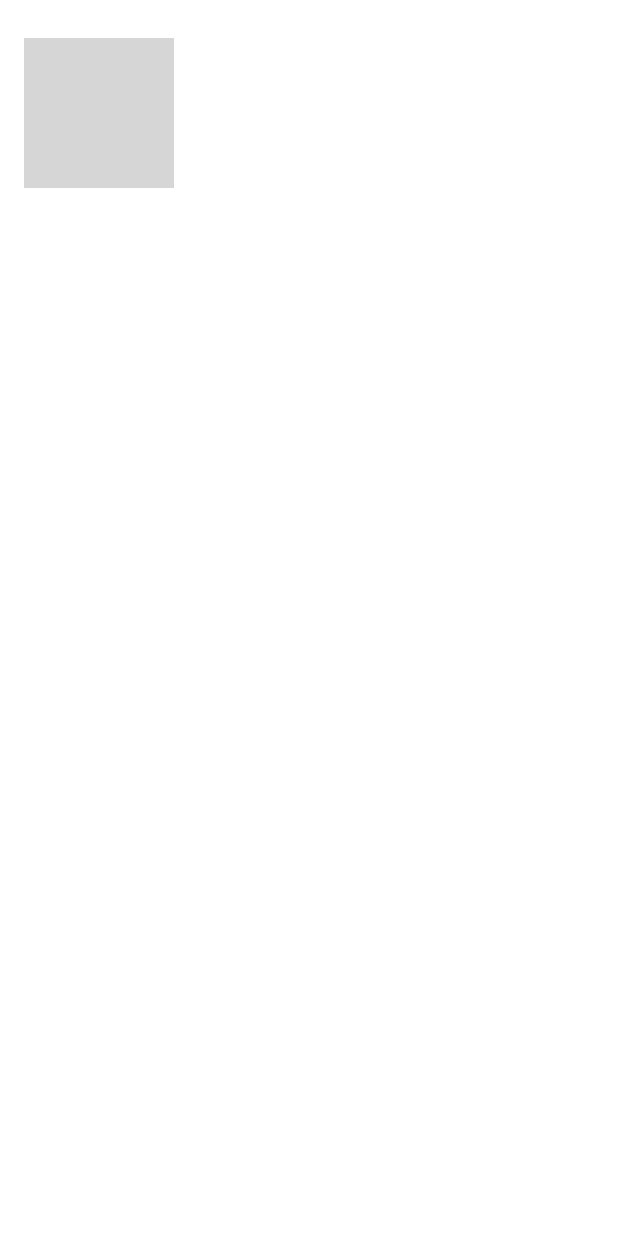
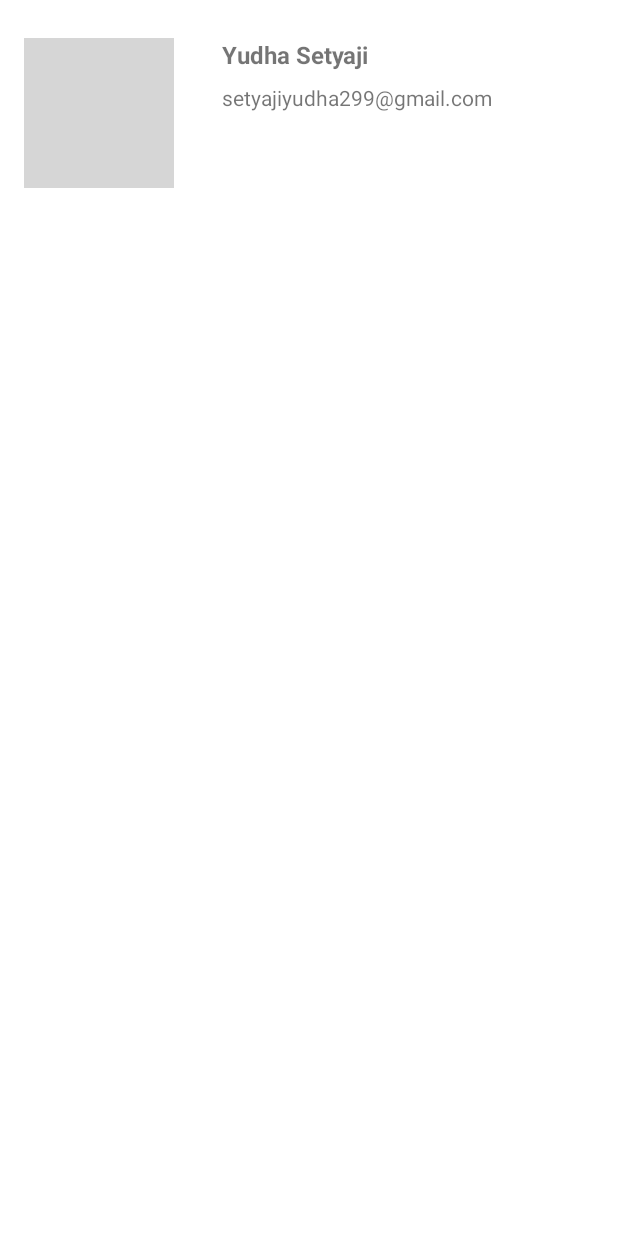
Before and after one commit to setilanaji/android-data-binding-excercise, an Android app: the layout user_item.xml on its own in the app's theme, with its tools: preview values and no code run, on a phone screen of 412 x 824 dp. Run offline under Robolectric (Android 15) with nearby library versions, the phone set to English and light mode, and no system bars; grey boxes are pictures that could not be loaded.

```diff
--- a/app/build.gradle
+++ b/app/build.gradle
@@ -15,6 +15,10 @@ android {
         versionName "1.0"
 
         testInstrumentationRunner "androidx.test.runner.AndroidJUnitRunner"
+    }
+
+    buildFeatures{
+        viewBinding true
     }
 
     buildTypes {
--- a/app/src/main/AndroidManifest.xml
+++ b/app/src/main/AndroidManifest.xml
@@ -1,6 +1,9 @@
 <?xml version="1.0" encoding="utf-8"?>
 <manifest xmlns:android="http://schemas.android.com/apk/res/android"
     package="com.example.androiddatabinding">
+
+    <uses-permission android:name="android.permission.INTERNET"/>
+    <uses-permission android:name="android.permission.ACCESS_NETWORK_STATE" />
 
     <application
         android:allowBackup="true"
--- a/app/src/main/java/com/example/androiddatabinding/UserResponse.kt
+++ b/app/src/main/java/com/example/androiddatabinding/UserResponse.kt
@@ -13,7 +13,7 @@ data class UserResponse (
     val total: Int,
     @SerializedName("total_pages")
     val totalPages: Int,
-    @Nullable
+    @SerializedName("data")
     val result: List<UserModel>
 
 )
--- a/app/src/main/java/com/example/androiddatabinding/UserService.kt
+++ b/app/src/main/java/com/example/androiddatabinding/UserService.kt
@@ -7,5 +7,8 @@ import retrofit2.http.Query
 interface UserService {
 
     @GET("api/users")
-    fun getAllUser(@Query("first_name") firstName: String?): Call<UserResponse>
+    fun getAllUser(
+        @Query("page")
+        page: String
+    ): Call<UserResponse>
 }
--- a/app/src/main/res/layout/activity_main.xml
+++ b/app/src/main/res/layout/activity_main.xml
@@ -25,6 +25,7 @@
         app:layout_constraintTop_toTopOf="parent" />
 
     <androidx.recyclerview.widget.RecyclerView
+        android:id="@+id/recycler_main_user"
         android:layout_width="0dp"
         android:layout_height="wrap_content"
         android:layout_marginStart="16dp"
--- a/app/src/main/res/layout/user_item.xml
+++ b/app/src/main/res/layout/user_item.xml
@@ -8,12 +8,34 @@
     android:padding="16dp">
 
     <ImageView
-        android:id="@+id/imageView"
+        android:id="@+id/image_item_user_profile"
         android:layout_width="100dp"
         android:layout_height="100dp"
+        android:scaleType="fitXY"
         app:layout_constraintBottom_toBottomOf="parent"
         app:layout_constraintCircleRadius="30dp"
         app:layout_constraintStart_toStartOf="parent"
+
         app:layout_constraintTop_toTopOf="parent"
         tools:srcCompat="@tools:sample/backgrounds/scenic" />
+
+    <TextView
+        android:id="@+id/tv_item_user_name"
+        android:layout_width="wrap_content"
+        android:layout_height="wrap_content"
+        android:layout_marginStart="32dp"
+        android:textSize="16sp"
+        android:text="Yudha Setyaji"
+        android:textStyle="bold"
+        app:layout_constraintStart_toEndOf="@+id/image_item_user_profile"
+        app:layout_constraintTop_toTopOf="@+id/image_item_user_profile" />
+
+    <TextView
+        android:id="@+id/tv_item_user_email"
+        android:layout_width="wrap_content"
+        android:layout_height="wrap_content"
+        android:layout_marginTop="8dp"
+        android:text="setyajiyudha299@gmail.com"
+        app:layout_constraintStart_toStartOf="@+id/tv_item_user_name"
+        app:layout_constraintTop_toBottomOf="@+id/tv_item_user_name" />
 </androidx.constraintlayout.widget.ConstraintLayout>
--- /dev/null
+++ b/app/src/main/res/values/attrs.xml
@@ -0,0 +1,4 @@
+<?xml version="1.0" encoding="utf-8"?>
+<resources>
+    <attr name="progressBarStyleLarge" />
+</resources>
```
Also changed, not shown: app/src/main/java/com/example/androiddatabinding/MainActivity.kt (+47 -1 lines), app/src/main/java/com/example/androiddatabinding/NetUtil.kt (added, +41 -0 lines), app/src/main/java/com/example/androiddatabinding/UserAdapter.kt (added, +42 -0 lines).
